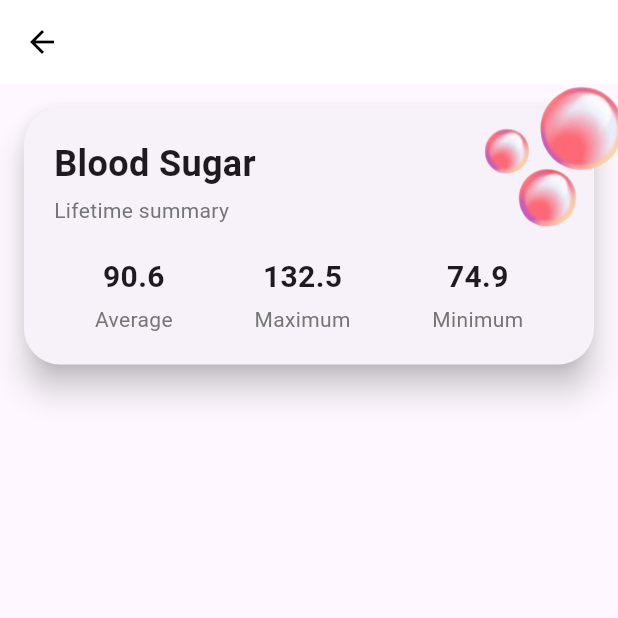
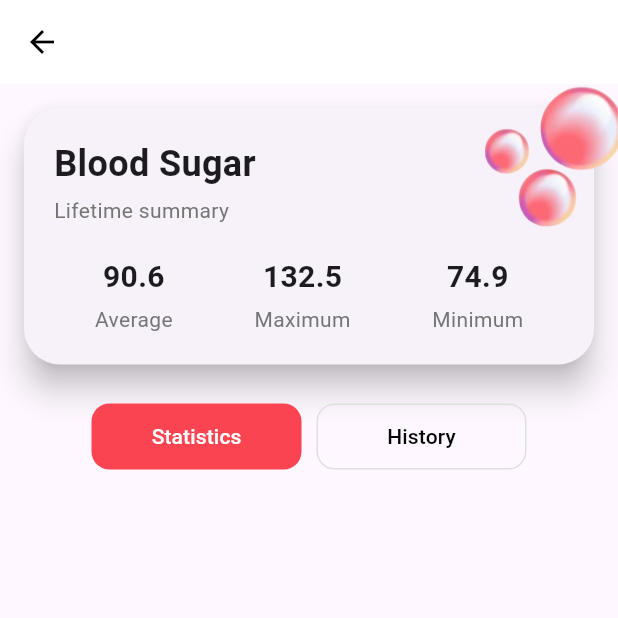
Before and after one commit to Karmoshaar/blood_sugar_app, a Flutter app: the SugarStats screen opened by its route, on a phone screen of 412 x 824 dp, the top half of it. Run offline on Flutter 3.47's test engine with Material 3 defaults, Android fonts, the phone set to English and light mode, and no system bars; our stand-ins replace flutter_riverpod, flutter_time_picker_spinner, font_awesome_flutter, loading_animation_widget, numberpicker, smooth_page_indicator; missing offline and left inert: dss_cupertino_date_picker.

Commit message:
Refactor: Clean up sugar_stats.dart and add toggle buttons
Removes unnecessary comments from the `sugar_stats.dart` file.

Adds "Statistics" and "History" toggle buttons to the UI, allowing users to switch between different views. A state variable `_selected` is introduced to manage the active button state.

```diff
--- a/lib/HealthData/sugar_stats.dart
+++ b/lib/HealthData/sugar_stats.dart
@@ -1,24 +1,19 @@
 import 'package:flutter/material.dart';
 
-/// دالة صغيرة لعرض الإحصائيات
 Widget _buildStat(String value, String label) {
   return Column(
     children: [
       Text(
         value,
-        style: const TextStyle(
-          fontSize: 20,
-          fontWeight: FontWeight.bold,
-        ),
+        style: const TextStyle(fontSize: 20, fontWeight: FontWeight.bold),
       ),
       const SizedBox(height: 4),
-      Text(
-        label,
-        style: TextStyle(color: Colors.grey[600]),
-      ),
+      Text(label, style: TextStyle(color: Colors.grey[600])),
     ],
   );
 }
+
+int _selected = 1; // 1 = Statistics (Bar), 2 = History (Line)
 
 class SugarStats extends StatefulWidget {
   const SugarStats({super.key});
@@ -42,12 +37,9 @@ class _SugarStatsState extends State<SugarStats> {
       ),
       body: Column(
         children: [
-          /// Stack عشان نقدر نضيف الصورة فوق الكارد
           Stack(
             clipBehavior: Clip.none,
             children: [
-
-              /// الكارد الأساسي
               Card(
                 margin: const EdgeInsets.all(16),
                 elevation: 9,
@@ -69,14 +61,9 @@ class _SugarStatsState extends State<SugarStats> {
                       const SizedBox(height: 4),
                       Text(
                         "Lifetime summary",
-                        style: TextStyle(
-                          fontSize: 14,
-                          color: Colors.grey[600],
-                        ),
+                        style: TextStyle(fontSize: 14, color: Colors.grey[600]),
                       ),
                       const SizedBox(height: 20),
-
-                      /// الإحصائيات
                       Row(
                         mainAxisAlignment: MainAxisAlignment.spaceAround,
                         children: [
@@ -89,19 +76,98 @@ class _SugarStatsState extends State<SugarStats> {
                   ),
                 ),
               ),
-
-              /// صورة الفقاعات (تطلع فوق الكارد)
               Positioned(
                 top: -2,
                 right: -5,
                 child: Image.asset(
-                  "asset/image/bubble.png", // حط صورتك هون
+                  "asset/image/bubble.png",
                   width: 100,
                   height: 100,
                 ),
               ),
             ],
           ),
+          Padding(
+            padding: const EdgeInsets.symmetric(horizontal: 16, vertical: 8),
+            child: Row(
+              mainAxisAlignment: MainAxisAlignment.center,
+              children: [
+                // زر Statistics
+                _selected == 1
+                    ? ElevatedButton(
+                        onPressed: () => setState(() => _selected = 1),
+                        style: ElevatedButton.styleFrom(
+                          backgroundColor: Color.fromARGB(255, 251, 68, 82),
+                          foregroundColor: Colors.white,
+                          minimumSize: Size(140, 40),
+                          padding: const EdgeInsets.symmetric(
+                            horizontal: 24,
+                            vertical: 12,
+                          ),
+                          shape: RoundedRectangleBorder(
+                            borderRadius: BorderRadius.circular(12),
+                          ),
+                          elevation: 0,
+                        ),
+                        child: const Text("Statistics"),
+                      )
+                    : OutlinedButton(
+                        onPressed: () => setState(() => _selected = 1),
+                        style: OutlinedButton.styleFrom(
+                          foregroundColor: Colors.black,
+                          side: BorderSide(color: Colors.grey.shade300),
+                          minimumSize: Size(140, 40),
+                          padding: const EdgeInsets.symmetric(
+                            horizontal: 24,
+                            vertical: 12,
+                          ),
+                          shape: RoundedRectangleBorder(
+                            borderRadius: BorderRadius.circular(12),
+                          ),
+                        ),
+                        child: const Text("Statistics"),
+                      ),
+
+                const SizedBox(width: 10),
+
+                // زر History
+                _selected == 2
+                    ? ElevatedButton(
+                        onPressed: () => setState(() => _selected = 2),
+                        style: ElevatedButton.styleFrom(
+                          backgroundColor: Color.fromARGB(255, 251, 68, 82),
+                          foregroundColor: Colors.white,
+                          minimumSize: Size(140, 40),
+                          padding: const EdgeInsets.symmetric(
+                            horizontal: 24,
+                            vertical: 12,
+                          ),
+                          shape: RoundedRectangleBorder(
+                            borderRadius: BorderRadius.circular(12),
+                          ),
+                          elevation: 0,
+                        ),
+                        child: const Text("History"),
+                      )
+                    : OutlinedButton(
+                        onPressed: () => setState(() => _selected = 2),
+                        style: OutlinedButton.styleFrom(
+                          foregroundColor: Colors.black,
+                          minimumSize: Size(140, 40),
+                          side: BorderSide(color: Colors.grey.shade300),
+                          padding: const EdgeInsets.symmetric(
+                            horizontal: 24,
+                            vertical: 12,
+                          ),
+                          shape: RoundedRectangleBorder(
+                            borderRadius: BorderRadius.circular(12),
+                          ),
+                        ),
+                        child: const Text("History"),
+                      ),
+              ],
+            ),
+          ),
         ],
       ),
     );
```
